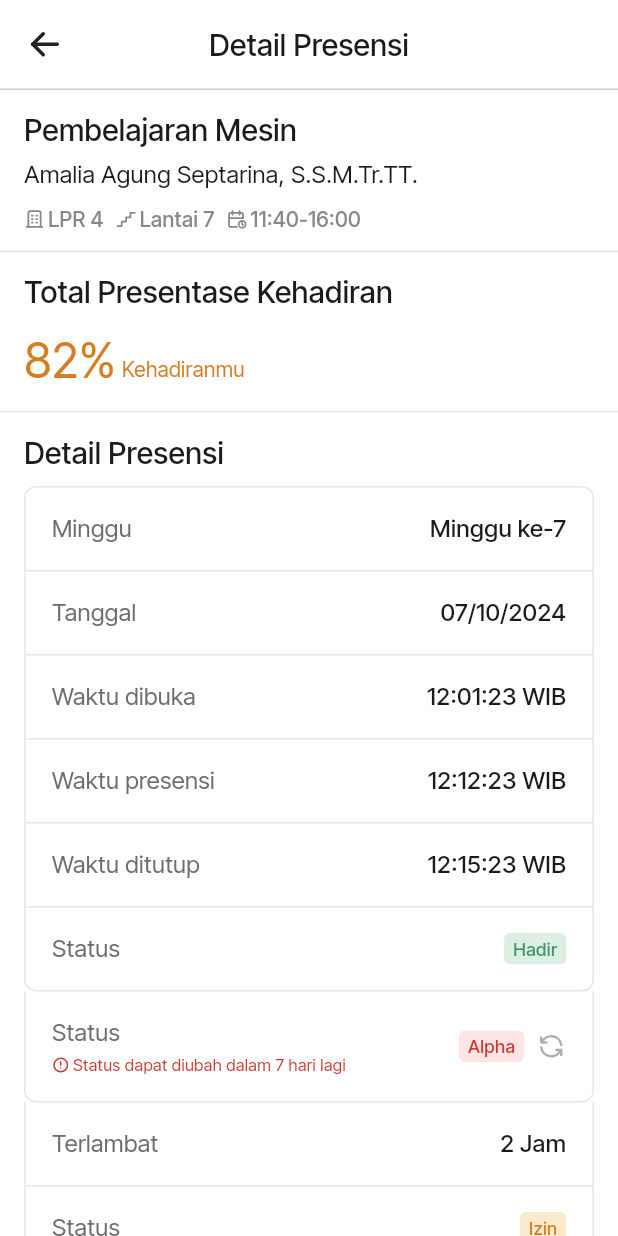
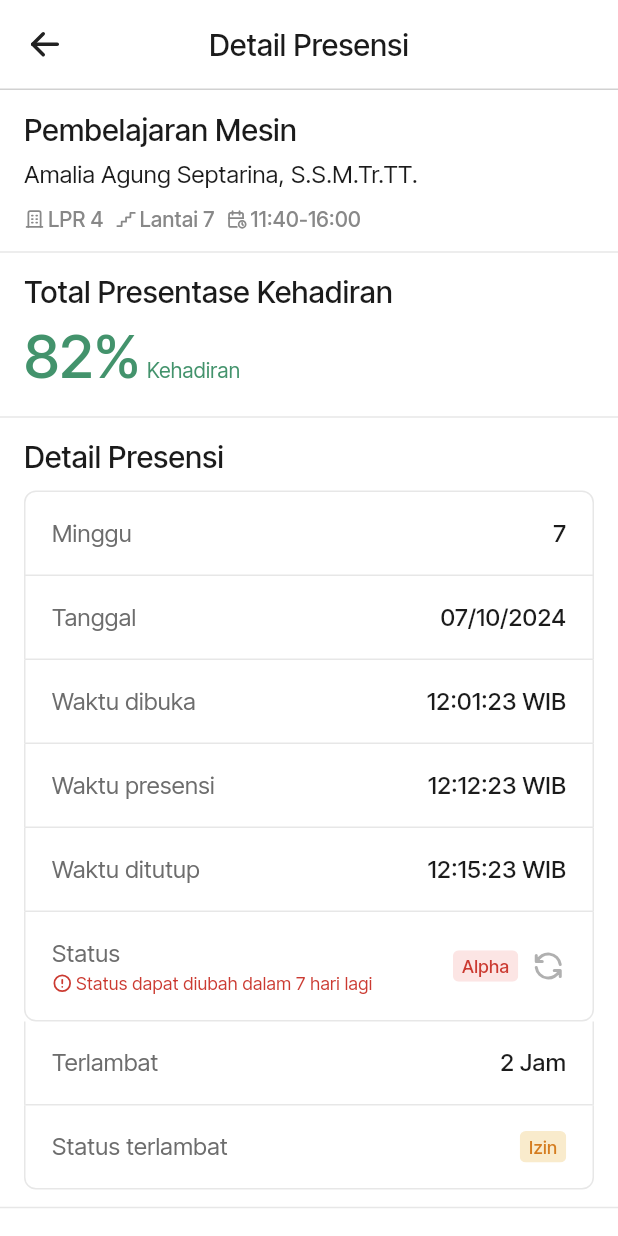
Before and after one commit to TI-3D/presience-app, a Flutter app: the DetailPresensiPage screen opened by its route, on a phone screen of 412 x 824 dp. Run offline on Flutter 3.47's test engine with Material 3 defaults, Android fonts, the phone set to English and light mode, and no system bars; our stand-ins replace bloc, calendar_date_picker2, camera, carousel_slider, dartz, dotted_border and 9 more; accounts and stored records are empty.

Commit message:
refactor: percentage and detail presensi

```diff
--- a/lib/presentation/pages/presensi/detail.dart
+++ b/lib/presentation/pages/presensi/detail.dart
@@ -1,7 +1,9 @@
 import 'package:flutter/material.dart';
 import 'package:flutter_tabler_icons/flutter_tabler_icons.dart';
+import 'package:go_router/go_router.dart';
 import 'package:presience_app/presentation/utils/text.dart';
 import 'package:presience_app/presentation/utils/theme.dart';
+import 'package:presience_app/presentation/widgets/cards/attendance.dart';
 import 'package:presience_app/presentation/widgets/cards/history_course_card.dart';
 import 'package:presience_app/presentation/widgets/cards/section.dart';
 import 'package:presience_app/presentation/widgets/cards/title_section.dart';
@@ -24,10 +26,11 @@ class DetailPresensiPage extends StatelessWidget {
         title: 'Detail Presensi',
       ),
       body: SingleChildScrollView(
+        padding: EdgeInsets.only(top: 12, bottom: 16),
         child: Column(
           children: [
             Padding(
-              padding: const EdgeInsets.symmetric(horizontal: 16, vertical: 12),
+              padding: const EdgeInsets.symmetric(horizontal: 16),
               child: Container(
                 child: Column(
                   crossAxisAlignment: CrossAxisAlignment.start,
@@ -80,12 +83,12 @@ class DetailPresensiPage extends StatelessWidget {
               ),
             ),
             Divider(
-              height: 0,
+              height: 24,
               thickness: 1,
               color: neutralTheme![100],
             ),
             Padding(
-              padding: const EdgeInsets.symmetric(horizontal: 16, vertical: 12),
+              padding: const EdgeInsets.symmetric(horizontal: 16),
               child: Container(
                 child: Column(
                   crossAxisAlignment: CrossAxisAlignment.start,
@@ -95,28 +98,9 @@ class DetailPresensiPage extends StatelessWidget {
                         crossAxisAlignment: CrossAxisAlignment.start,
                         children: [
                           TitleSection(title: 'Total Presentase Kehadiran'),
-                          SizedBox.fromSize(size: Size.fromHeight(8)),
-                          Row(
-                            mainAxisAlignment: MainAxisAlignment.start,
-                            crossAxisAlignment: CrossAxisAlignment.baseline,
-                            textBaseline: TextBaseline.alphabetic,
-                            children: [
-                              Text('82%',
-                                  style: TextStyle(
-                                    fontFamily: typeFace,
-                                    fontSize: 32,
-                                    color: orangeTheme[500],
-                                  )),
-                              SizedBox(
-                                width: 4,
+                          AttendancePercentage(
+                            attendancePercentage: 82,
                           ),
-                              Text(
-                                'Kehadiranmu',
-                                style: regularBodyTextS.copyWith(
-                                    color: orangeTheme![500]),
-                              )
-                            ],
-                          )
                         ],
                       ),
                     ),
@@ -125,13 +109,11 @@ class DetailPresensiPage extends StatelessWidget {
               ),
             ),
             Divider(
-              height: 0,
+              height: 24,
               thickness: 1,
               color: neutralTheme![100],
             ),
-            SizedBox(
-              height: 12,
-            ),
+
             //status->hadir
             CustomSection(
               title: 'Detail Presensi',
@@ -140,7 +122,7 @@ class DetailPresensiPage extends StatelessWidget {
                   CustomFirstDetailContainer(
                     children: [
                       TitleDetail(title: 'Minggu'),
-                      ValueDetail(content: 'Minggu ke-7'),
+                      ValueDetail(content: '7'),
                     ],
                   ),
                   CustomMiddleDetailContainer(
@@ -169,46 +151,24 @@ class DetailPresensiPage extends StatelessWidget {
                   ),
                   CustomLastDetailContainer(
                     children: [
-                      TitleDetail(title: 'Status'),
-                      CustomTaglabelGreen(label: 'Hadir')
-                    ],
-                  ),
-                  CustomLastDetailContainer(
-                    children: [
-                      Expanded(
+                      TitleDetail(
+                        title: 'Status',
                         child: Row(
-                          mainAxisAlignment: MainAxisAlignment.spaceBetween,
-                          children: [
-                            Column(
-                              crossAxisAlignment: CrossAxisAlignment
-                                  .start, // Aligns "Status" to the left
-                              children: [
-                                Text(
-                                  'Status',
-                                  style: regularBodyText.copyWith(
-                                    color: neutralTheme[500],
-                                  ),
-                                ),
-                                const SizedBox(
-                                  height: 2,
-                                ),
-                                Row(
                           children: [
                             Icon(
                               TablerIcons.alert_circle,
-                                      color: redTheme[600],
-                                      size: 12,
+                              color: redTheme,
+                              size: 14,
                             ),
                             SizedBox(width: 2),
                             Text(
                               'Status dapat diubah dalam 7 hari lagi',
-                                      style: regularSmallText.copyWith(
-                                        color: redTheme[600],
+                              style: regularBodyTextXS.copyWith(
+                                color: redTheme,
                               ),
                             ),
                           ],
                         ),
-                              ],
                       ),
                       Row(
                         children: [
@@ -219,15 +179,10 @@ class DetailPresensiPage extends StatelessWidget {
                           Icon(
                             TablerIcons.refresh,
                             color: neutralTheme[300],
-                                  size: 20,
+                            size: 24,
                           ),
                         ],
-                            ),
-                          ],
-                        ),
                       )
-
-                      // ValueDetail(content: 'Tidak ada keterangan')
                     ],
                   ),
                   CustomMiddleDetailContainer(
@@ -238,32 +193,26 @@ class DetailPresensiPage extends StatelessWidget {
                   ),
                   CustomLastDetailContainer(
                     children: [
-                      TitleDetail(title: 'Status'),
+                      TitleDetail(title: 'Status terlambat'),
                       CustomTaglabelOrange(label: 'Izin')
                     ],
                   ),
                 ],
               ),
             ),
-            SizedBox(height: 12),
             Divider(
-              height: 0,
+              height: 24,
               thickness: 1,
               color: neutralTheme![100],
             ),
-            Padding(
-              padding: const EdgeInsets.symmetric(vertical: 12),
-              child: Container(
-                child: Column(
+            Column(
               crossAxisAlignment: CrossAxisAlignment.start,
-                  mainAxisAlignment: MainAxisAlignment
-                      .start, // Menambahkan ini untuk rata kiri
+              mainAxisAlignment:
+                  MainAxisAlignment.start, // Menambahkan ini untuk rata kiri
               children: [
                 CustomSection(
                     title: 'Riwayat Presensi', child: ContentofWeekCourse())
               ],
-                ),
-              ),
             )
           ],
         ),
@@ -292,7 +241,7 @@ class _ContentofWeekCourseState extends State<ContentofWeekCourse> {
       'alpha': 0,
       'izin': 3,
       'sakit': 0,
-      'minggu': 6,
+      'courseWeek': 6,
     },
     {
       'courseName': "Pembelajaran Mesin",
@@ -303,7 +252,7 @@ class _ContentofWeekCourseState extends State<ContentofWeekCourse> {
       'alpha': 0,
       'izin': 0,
       'sakit': 3,
-      'minggu': 5,
+      'courseWeek': 5,
     },
     {
       'courseName': "Pembelajaran Mesin",
@@ -314,7 +263,7 @@ class _ContentofWeekCourseState extends State<ContentofWeekCourse> {
       'alpha': 3,
       'izin': 0,
       'sakit': 0,
-      'minggu': 4,
+      'courseWeek': 4,
     },
     {
       'courseName': "Pembelajaran Mesin",
@@ -325,7 +274,7 @@ class _ContentofWeekCourseState extends State<ContentofWeekCourse> {
       'alpha': 0,
       'izin': 0,
       'sakit': 0,
-      'minggu': 3,
+      'courseWeek': 3,
     },
     {
       'courseName': "Pembelajaran Mesin",
@@ -336,7 +285,7 @@ class _ContentofWeekCourseState extends State<ContentofWeekCourse> {
       'alpha': 0,
       'izin': 0,
       'sakit': 6,
-      'minggu': 2,
+      'courseWeek': 2,
     },
     {
       'courseName': "Pembelajaran Mesin",
@@ -347,7 +296,7 @@ class _ContentofWeekCourseState extends State<ContentofWeekCourse> {
       'alpha': 0,
       'izin': 0,
       'sakit': 0,
-      'minggu': 1,
+      'courseWeek': 1,
     },
   ];
 
@@ -369,8 +318,8 @@ class _ContentofWeekCourseState extends State<ContentofWeekCourse> {
           alpha: lastWeekCourses[index]['alpha'],
           sakit: lastWeekCourses[index]['sakit'],
           izin: lastWeekCourses[index]['izin'],
-          courseWeek: 'Minggu ke-${lastWeekCourses[index]['minggu']}',
-
+          courseWeek: lastWeekCourses[index]['courseWeek'].toString(),
+          onTap: () => context.push('/presensi/detail'),
           // onTap: () => context.push('/presensi/detail'),
         );
         // return Text(lastWeekCourses[index]['courseName']);
--- a/lib/presentation/widgets/cards/attendance.dart
+++ b/lib/presentation/widgets/cards/attendance.dart
@@ -3,7 +3,6 @@ import 'package:presience_app/data/dto/requests/auth_dto.dart';
 import 'package:presience_app/presentation/utils/text.dart';
 import 'package:presience_app/presentation/utils/theme.dart';
 import 'package:presience_app/presentation/widgets/cards/card.dart';
-
 
 class AttendanceCard extends StatelessWidget {
   final AuthDto data;
@@ -25,25 +24,8 @@ class AttendanceCard extends StatelessWidget {
                 "D4 ${data.user!.major!} - Semester ${data.user!.semester!}",
                 style: mediumBodyTextL,
               ),
-              Row(
-                crossAxisAlignment: CrossAxisAlignment.baseline,
-                textBaseline: TextBaseline.alphabetic,
-                children: [
-                  Text(
-                    "90%",
-                    style: mediumBodyTextXL.copyWith(
-                        fontSize: 40,
-                        letterSpacing: calculateWordSpacing(40),
-                        color: greenTheme),
-                  ),
-                  const SizedBox(
-                    width: 4,
-                  ),
-                  Text(
-                    "Kehadiran",
-                    style: regularBodyTextS.copyWith(color: greenTheme),
-                  ),
-                ],
+              AttendancePercentage(
+                attendancePercentage: 100,
               )
             ],
           ),
@@ -153,3 +135,43 @@ class AttendanceCard extends StatelessWidget {
     );
   }
 }
+
+class AttendancePercentage extends StatelessWidget {
+  final int attendancePercentage;
+  const AttendancePercentage({
+    super.key,
+    required this.attendancePercentage,
+  });
+
+  @override
+  Widget build(BuildContext context) {
+    Color? color;
+    if (attendancePercentage >= 80) {
+      color = greenTheme;
+    } else if (attendancePercentage >= 75) {
+      color = orangeTheme;
+    } else {
+      color = redTheme;
+    }
+    return Row(
+      crossAxisAlignment: CrossAxisAlignment.baseline,
+      textBaseline: TextBaseline.alphabetic,
+      children: [
+        Text(
+          "$attendancePercentage%",
+          style: mediumBodyTextXL.copyWith(
+              fontSize: 40,
+              letterSpacing: calculateWordSpacing(40),
+              color: color),
+        ),
+        const SizedBox(
+          width: 4,
+        ),
+        Text(
+          "Kehadiran",
+          style: regularBodyTextS.copyWith(color: color),
+        ),
+      ],
+    );
+  }
+}
--- a/lib/presentation/widgets/cards/history_course_card.dart
+++ b/lib/presentation/widgets/cards/history_course_card.dart
@@ -34,7 +34,11 @@ class HistoryCourseCard extends StatelessWidget {
   @override
   Widget build(BuildContext context) {
     Map<String, dynamic> widgets = getWidgetStatus(
-        izin: izin, sakit: sakit, alpha: alpha, courseTime: courseTime, );
+      izin: izin,
+      sakit: sakit,
+      alpha: alpha,
+      courseTime: courseTime,
+    );
 
     return CustomCard(
       child: GestureDetector(
@@ -71,7 +75,7 @@ class HistoryCourseCard extends StatelessWidget {
                   Row(
                     children: [
                       CustomIconLabel(
-                          label: courseWeek.toString(),
+                          label: 'Minggu ke-$courseWeek',
                           icon: TablerIcons.calendar,
                           color: neutralTheme[400]!),
                       const SizedBox(
--- a/lib/presentation/widgets/containers/content.dart
+++ b/lib/presentation/widgets/containers/content.dart
@@ -3,24 +3,32 @@ import 'package:presience_app/presentation/utils/text.dart';
 import 'package:presience_app/presentation/utils/theme.dart';
 
 class TitleDetail extends StatelessWidget {
+  final String title;
+  final Widget? child;
+
   const TitleDetail({
     super.key,
     required this.title,
+    this.child,
   });
-
-  final String title;
 
   @override
   Widget build(BuildContext context) {
     return Expanded(
-      child: Text(
-        title,
-        style: regularBodyText.copyWith(color: neutralTheme[500]),
+      child: Column(
+        crossAxisAlignment: CrossAxisAlignment.start,
+        mainAxisAlignment: MainAxisAlignment.center,
+        children: [
+          Text(
+            title,
+            style: regularBodyText.copyWith(color: neutralTheme[500]),
+          ),
+          child ?? Container(),
+        ],
       ),
     );
   }
 }
-
 
 class ValueDetail extends StatelessWidget {
   const ValueDetail({
--- a/lib/presentation/widgets/login/heading.dart
+++ b/lib/presentation/widgets/login/heading.dart
@@ -27,7 +27,7 @@ class LoginHeading extends StatelessWidget {
             ),
             Text(
               subheading,
-              style: regularBodyTextL.copyWith(color: neutralTheme[300]),
+              style: regularBodyText.copyWith(color: neutralTheme[500]),
             ),
           ],
         )
```
Lines whose indentation alone changed are shown as unchanged.
